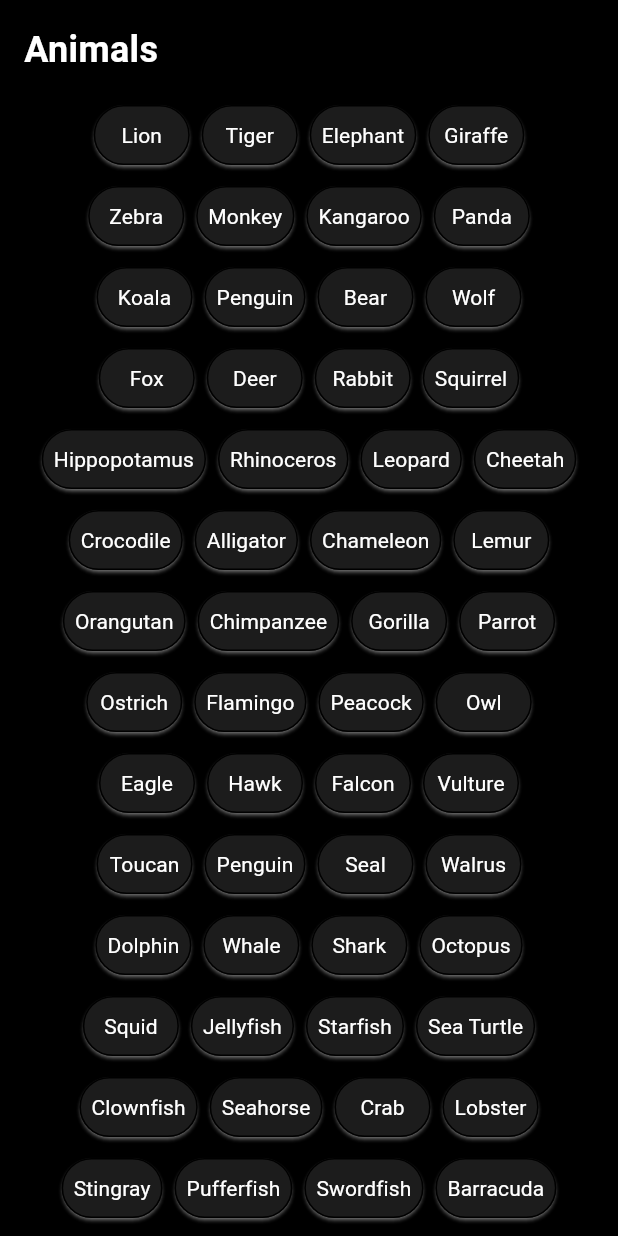
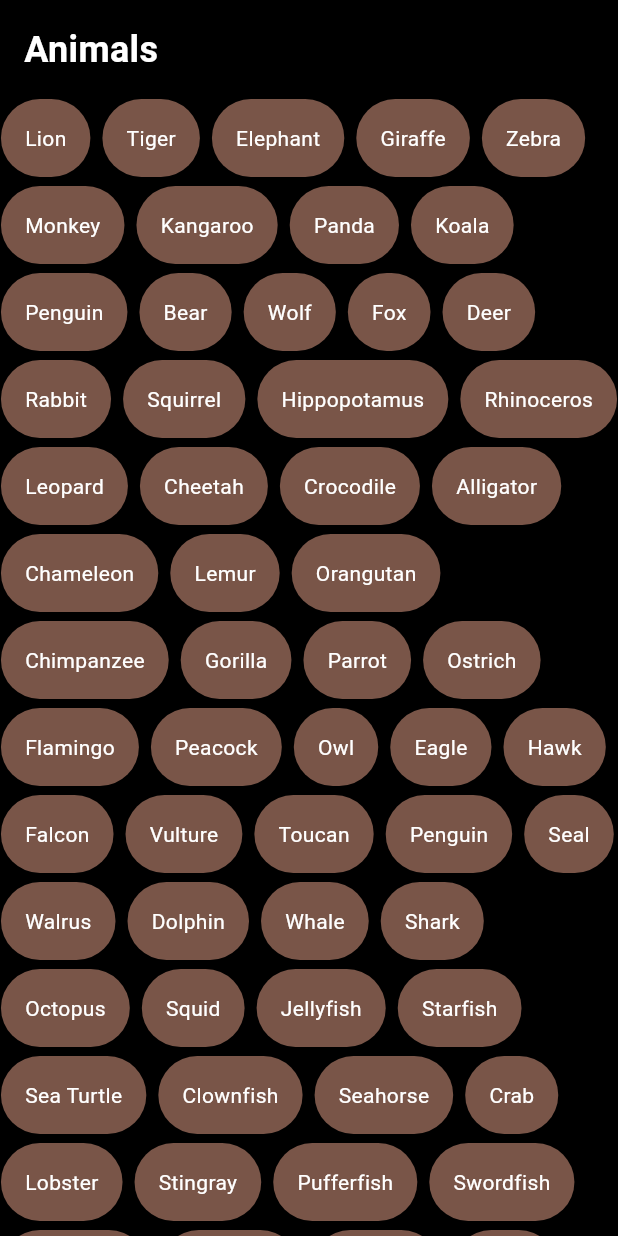
Before and after one commit to SpyroShk/dynamic_row_grid, a Flutter app: the screen it shows after launch, on a phone screen of 412 x 824 dp. Run offline on Flutter 3.47's test engine with Material 3 defaults, Android fonts, the phone set to English and light mode, and no system bars.

Commit message:
feat: update vertical scroll

```diff
--- a/example/lib/main.dart
+++ b/example/lib/main.dart
@@ -118,20 +118,28 @@ class MyApp extends StatelessWidget {
         colorScheme: ColorScheme.fromSeed(seedColor: Colors.deepPurple),
         useMaterial3: true,
       ),
-      home: Scaffold(
+      home: SafeArea(
+        child: Scaffold(
           backgroundColor: Colors.black,
           body: DynamicRowGrid(
+            // horizontalScroll: true,
+            alignment: Alignment.centerLeft,
             itemCount: animals.length,
-          crossAxisCount: 4,
+            crossAxisCount: 10,
             physics: const BouncingScrollPhysics(),
-          header: const Padding(
-            padding: EdgeInsets.all(16.0),
-            child: Text(
+            // horizontalSpacing: 0,
+            // verticalSpacing: 0,
+            header: Container(
+              width: double.infinity,
+              padding: const EdgeInsets.all(16.0),
+              child: const Text(
                 'Animals',
+                textAlign: TextAlign.left,
                 style: TextStyle(
                   color: Colors.white,
                   fontSize: 24,
-                  fontWeight: FontWeight.bold),
+                  fontWeight: FontWeight.bold,
+                ),
               ),
             ),
             footer: const Padding(
@@ -154,33 +162,13 @@ class MyApp extends StatelessWidget {
               ),
             ),
             itemBuilder: (context, index) {
-            return ElevatedButton(
-              style: ButtonStyle(
-                padding: MaterialStateProperty.all(
-                  const EdgeInsets.symmetric(
-                    horizontal: 8,
-                    vertical: 3,
+              return Container(
+                padding: const EdgeInsets.all(16),
+                decoration: BoxDecoration(
+                  color: Colors
+                      .primaries[Random().nextInt(Colors.primaries.length)],
+                  borderRadius: BorderRadius.circular(100),
                 ),
-                ),
-                backgroundColor: MaterialStateProperty.all(
-                  Color.fromARGB(
-                    255,
-                    Random().nextInt(256),
-                    Random().nextInt(256),
-                    Random().nextInt(256),
-                  ),
-                ),
-                shape: MaterialStateProperty.all(
-                  RoundedRectangleBorder(
-                    borderRadius: BorderRadius.circular(30.0),
-                    side: const BorderSide(width: 1, color: Colors.black),
-                  ),
-                ),
-                shadowColor: MaterialStateProperty.all(
-                  Colors.white,
-                ),
-              ),
-              onPressed: () {},
                 child: Text(
                   animals[index],
                   overflow: TextOverflow.ellipsis,
@@ -194,6 +182,7 @@ class MyApp extends StatelessWidget {
             },
           ),
         ),
+      ),
     );
   }
 }
--- a/lib/src/dynamic_row_grid.dart
+++ b/lib/src/dynamic_row_grid.dart
@@ -15,11 +15,11 @@ class DynamicRowGrid extends StatelessWidget {
     this.alignment = Alignment.center,
     this.horizontalSpacing = 8.0,
     this.verticalSpacing = 6.0,
-    this.rowDecoration,
     this.gridDecoration,
     this.header,
     this.footer,
     this.emptyStateWidget,
+    this.horizontalScroll = false,
   });
 
   /// The total number of items in the grid.
@@ -28,7 +28,7 @@ class DynamicRowGrid extends StatelessWidget {
   /// A builder function to create each item in the grid.
   final Widget Function(BuildContext context, int index) itemBuilder;
 
-  /// The number of items in each row.
+  /// The number of items in each row while using a horizontal layout.
   final int crossAxisCount;
 
   /// The physics for the scrollable grid.
@@ -52,9 +52,6 @@ class DynamicRowGrid extends StatelessWidget {
   /// The vertical spacing between rows.
   final double verticalSpacing;
 
-  /// The decoration for each row.
-  final BoxDecoration? rowDecoration;
-
   /// The decoration for the entire grid.
   final BoxDecoration? gridDecoration;
 
@@ -67,6 +64,9 @@ class DynamicRowGrid extends StatelessWidget {
   /// A widget to display when the grid is empty.
   final Widget? emptyStateWidget;
 
+  /// A widget to enable horizontal scrolling.
+  final bool horizontalScroll;
+
   @override
   Widget build(BuildContext context) {
     if (itemCount == 0) {
@@ -75,48 +75,68 @@ class DynamicRowGrid extends StatelessWidget {
 
     return Container(
       decoration: gridDecoration,
-      child: ListView.builder(
+      child: SingleChildScrollView(
+        controller: controller,
+        scrollDirection: Axis.vertical,
         padding: padding,
-        controller: controller,
         physics: physics,
-        shrinkWrap: shrinkWrap,
-        itemCount: (itemCount / crossAxisCount).ceil() +
-            (header != null ? 1 : 0) +
-            (footer != null ? 1 : 0),
-        itemBuilder: (context, index) {
-          if (header != null && index == 0) {
-            return header!;
-          } else if (footer != null &&
-              index ==
-                  (itemCount / crossAxisCount).ceil() +
-                      (header != null ? 1 : 0)) {
-            return footer!;
-          } else {
-            final realIndex = index - (header != null ? 1 : 0);
-            return Container(
-              decoration: rowDecoration,
-              alignment: alignment,
-              padding: EdgeInsets.symmetric(horizontal: horizontalSpacing / 2),
-              margin: EdgeInsets.only(bottom: verticalSpacing),
-              child: FittedBox(
-                fit: BoxFit.scaleDown,
-                child: Row(
+        child: Column(
+          children: [
+            if (header != null) header!,
+            horizontalScroll
+                ? SingleChildScrollView(
+                    physics: physics,
+                    scrollDirection: Axis.horizontal,
+                    child: Column(
+                      crossAxisAlignment: alignment == Alignment.center ||
+                              alignment == Alignment.bottomCenter ||
+                              alignment == Alignment.topCenter
+                          ? CrossAxisAlignment.center
+                          : alignment == Alignment.topLeft ||
+                                  alignment == Alignment.centerLeft ||
+                                  alignment == Alignment.bottomLeft
+                              ? CrossAxisAlignment.start
+                              : CrossAxisAlignment.end,
+                      spacing: verticalSpacing,
                       children: List.generate(
-                    min(crossAxisCount, itemCount - realIndex * crossAxisCount),
-                    (innerIndex) {
-                      final buttonIndex =
-                          realIndex * crossAxisCount + innerIndex;
-                      return Padding(
-                        padding: EdgeInsets.symmetric(
-                            horizontal: horizontalSpacing / 2),
-                        child: itemBuilder(context, buttonIndex),
-                      );
+                        (itemCount / crossAxisCount).ceil(),
+                        (index) {
+                          return item(index, context);
                         },
                       ),
+                    ),
+                  )
+                : Wrap(
+                    spacing: horizontalSpacing,
+                    runSpacing: verticalSpacing,
+                    alignment: alignment == Alignment.center ||
+                            alignment == Alignment.bottomCenter ||
+                            alignment == Alignment.topCenter
+                        ? WrapAlignment.center
+                        : alignment == Alignment.topLeft ||
+                                alignment == Alignment.centerLeft ||
+                                alignment == Alignment.bottomLeft
+                            ? WrapAlignment.start
+                            : WrapAlignment.end,
+                    children: List.generate(itemCount, (buttonIndex) {
+                      return itemBuilder(context, buttonIndex);
+                    }).toList(),
+                  ),
+            if (footer != null) footer!,
+          ],
         ),
       ),
     );
   }
+
+  Widget item(int realIndex, context) {
+    return Row(
+      spacing: horizontalSpacing,
+      children: List.generate(
+        min(crossAxisCount, itemCount - realIndex * crossAxisCount),
+        (innerIndex) {
+          final buttonIndex = realIndex * crossAxisCount + innerIndex;
+          return itemBuilder(context, buttonIndex);
         },
       ),
     );
--- a/pubspec.yaml
+++ b/pubspec.yaml
@@ -1,6 +1,6 @@
 name: dynamic_row_grid
 description: "DynamicRowGrid is a Flutter package for customizable, responsive grid layouts, ideal for flexible designs."
-version: 0.0.1
+version: 0.0.3
 homepage: https://github.com/SpyroShk/dynamic_row_grid.git
 
 environment:
```
Also changed, not shown: example/lib/dynamic_row_grid.dart (+43 -56 lines), example/pubspec.lock, 6 other files. Lines whose indentation alone changed are shown as unchanged.
